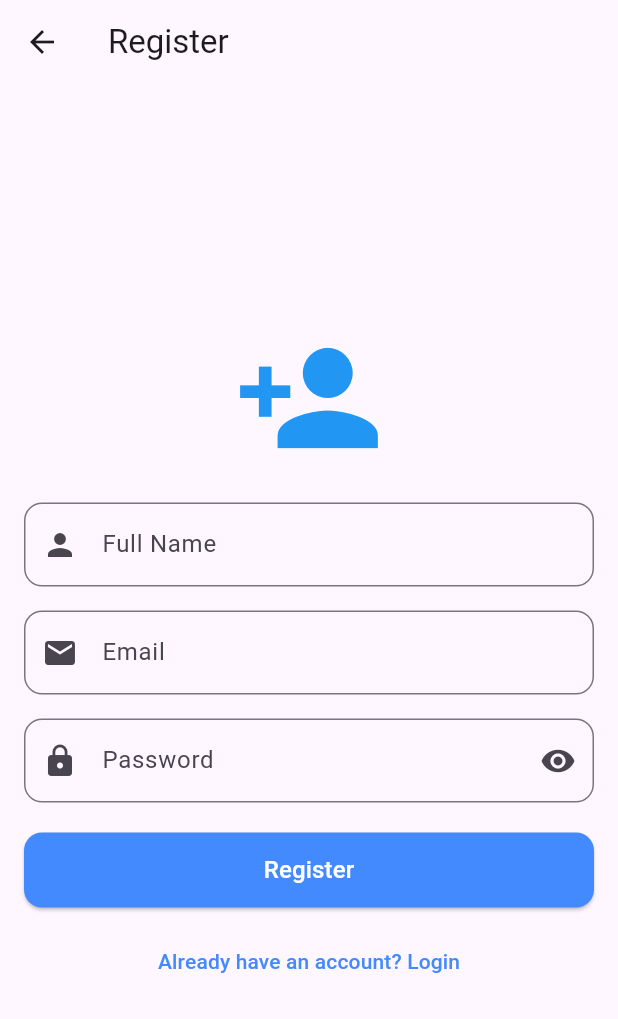
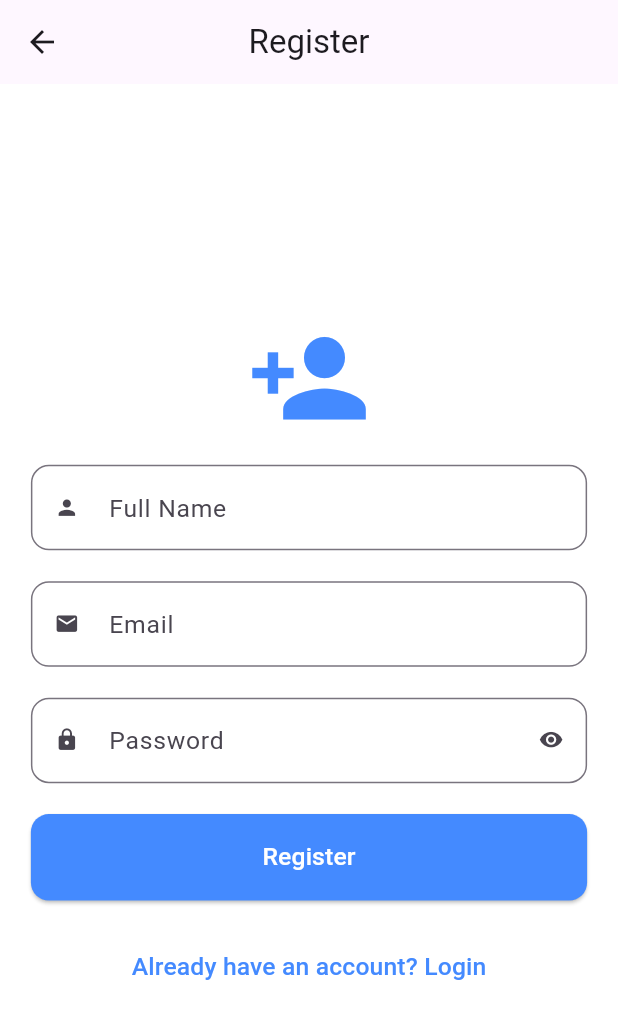
Before and after one commit to 07kamrul/OSM_demo, a Flutter app: the RegisterScreen screen opened directly, on a phone screen of 412 x 824 dp. Shown: the top 1019 px of the screen. Run offline on Flutter 3.47's test engine with Material 3 defaults, Android fonts, the phone set to English and light mode, and no system bars; our stand-ins replace bloc, equatable, flutter_bloc, flutter_map, geolocator, latlong2 and 1 more; accounts and stored records are empty.

```diff
--- a/lib/bloc/auth/auth_bloc.dart
+++ b/lib/bloc/auth/auth_bloc.dart
@@ -13,6 +13,16 @@ class AuthBloc extends Bloc<AuthEvent, AuthState> {
       emit(AuthLoading());
       try {
         final response = await authRepository.register(event.user);
+        var userInfo = response['user'];
+
+        final userId = userInfo['id'] ?? -1;
+        final email = userInfo['email'];
+
+        if (userId == -1) {
+          throw Exception("Invalid user ID received from the server.");
+        }
+
+        await UserStorage.saveUser(userId, email);
         emit(AuthSuccess(response['Message'] ?? 'User registered successfully!'));
       } catch (e) {
         emit(AuthFailure(error: e.toString()));
@@ -33,7 +43,6 @@ class AuthBloc extends Bloc<AuthEvent, AuthState> {
           throw Exception("Invalid user ID received from the server.");
         }
 
-        // Save user information to storage
         await UserStorage.saveUser(userId, email);
         emit(AuthSuccess(response['Message'] ?? 'Login successful!'));
       } catch (e) {
@@ -45,5 +54,6 @@ class AuthBloc extends Bloc<AuthEvent, AuthState> {
       await UserStorage.clearUser();
       emit(AuthInitial());
     });
+
   }
 }
--- a/lib/bloc/user_location/user_location_bloc.dart
+++ b/lib/bloc/user_location/user_location_bloc.dart
@@ -21,10 +21,10 @@ class UserLocationBloc extends Bloc<UserLocationEvent, UserLocationState> {
       }
     });
 
-    on<AddUserLocationEvent>((event, emit) async {
+    on<UpdateUserLocationEvent>((event, emit) async {
       emit(UserLocationLoading());
       try {
-        await userLocationRepository.addUserLocation(event.userLocation);
+        await userLocationRepository.updateUserLocation(event.userLocation);
         emit(UserLocationSuccess('User location added successfully!'));
       } catch (e) {
         emit(UserLocationError(e.toString()));
--- a/lib/screen/register_screen.dart
+++ b/lib/screen/register_screen.dart
@@ -19,41 +19,71 @@ class _RegisterScreenState extends State<RegisterScreen> {
 
   @override
   Widget build(BuildContext context) {
+    // Screen dimensions
+    final screenWidth = MediaQuery.of(context).size.width;
+    final screenHeight = MediaQuery.of(context).size.height;
+
+    // Responsive sizing
+    final iconSize = screenWidth * 0.2; // Icon size as 20% of screen width
+    final inputFieldHeight =
+        screenHeight * 0.07; // Input field height as 7% of screen height
+    final fontSize = screenWidth * 0.04; // Font size as 4% of screen width
+    final paddingValue = screenWidth * 0.05; // Padding as 5% of screen width
+
     return Scaffold(
-      appBar: AppBar(title: Text('Register')),
-      body: Padding(
-        padding: const EdgeInsets.all(16.0),
+      backgroundColor: Colors.white, // Set background to white
+      appBar: AppBar(
+        title: Text('Register'),
+        centerTitle: true,
+      ),
+      body: Center(
+        child: SingleChildScrollView(
+          keyboardDismissBehavior: ScrollViewKeyboardDismissBehavior.onDrag,
+          padding: EdgeInsets.symmetric(horizontal: paddingValue),
+          child: Container(
+            constraints: BoxConstraints(maxWidth: 400),
             child: Column(
               mainAxisAlignment: MainAxisAlignment.center,
               children: [
+                // Person Add Icon
                 Icon(
                   Icons.person_add,
-              color: Colors.blue,
-              size: 100.0,
+                  color: Colors.blueAccent,
+                  size: iconSize,
                 ),
-            SizedBox(height: 20),
+                SizedBox(height: screenHeight * 0.02),
+
                 // Name Input
                 TextField(
                   controller: nameController,
                   keyboardType: TextInputType.text,
                   decoration: InputDecoration(
                     labelText: 'Full Name',
-                border: OutlineInputBorder(borderRadius: BorderRadius.circular(12)),
-                prefixIcon: Icon(Icons.person),
+                    labelStyle: TextStyle(fontSize: fontSize),
+                    border: OutlineInputBorder(
+                      borderRadius: BorderRadius.circular(12),
                     ),
+                    prefixIcon: Icon(Icons.person, size: fontSize),
                   ),
-            SizedBox(height: 16),
+                  style: TextStyle(fontSize: fontSize),
+                ),
+                SizedBox(height: paddingValue),
+
                 // Email Input
                 TextField(
                   controller: emailController,
                   keyboardType: TextInputType.emailAddress,
                   decoration: InputDecoration(
                     labelText: 'Email',
-                border: OutlineInputBorder(borderRadius: BorderRadius.circular(12)),
-                prefixIcon: Icon(Icons.email),
+                    labelStyle: TextStyle(fontSize: fontSize),
+                    border: OutlineInputBorder(
+                      borderRadius: BorderRadius.circular(12),
                     ),
+                    prefixIcon: Icon(Icons.email, size: fontSize),
                   ),
-            SizedBox(height: 16),
+                  style: TextStyle(fontSize: fontSize),
+                ),
+                SizedBox(height: paddingValue),
 
                 // Password Input
                 TextField(
@@ -61,10 +91,16 @@ class _RegisterScreenState extends State<RegisterScreen> {
                   obscureText: _obscureText,
                   decoration: InputDecoration(
                     labelText: 'Password',
-              border: OutlineInputBorder(borderRadius: BorderRadius.circular(12)),
-              prefixIcon: const Icon(Icons.lock),
+                    labelStyle: TextStyle(fontSize: fontSize),
+                    border: OutlineInputBorder(
+                      borderRadius: BorderRadius.circular(12),
+                    ),
+                    prefixIcon: Icon(Icons.lock, size: fontSize),
                     suffixIcon: IconButton(
-                icon: Icon(_obscureText ? Icons.visibility : Icons.visibility_off),
+                      icon: Icon(
+                        _obscureText ? Icons.visibility : Icons.visibility_off,
+                        size: fontSize,
+                      ),
                       onPressed: () {
                         setState(() {
                           _obscureText = !_obscureText;
@@ -72,8 +108,9 @@ class _RegisterScreenState extends State<RegisterScreen> {
                       },
                     ),
                   ),
+                  style: TextStyle(fontSize: fontSize),
                 ),
-            SizedBox(height: 20),
+                SizedBox(height: paddingValue),
 
                 // Register Button with BlocConsumer
                 BlocConsumer<AuthBloc, AuthState>(
@@ -85,8 +122,6 @@ class _RegisterScreenState extends State<RegisterScreen> {
                           backgroundColor: Colors.green,
                         ),
                       );
-
-                  // ✅ Check if widget is still mounted before navigating
                       Future.delayed(Duration(seconds: 2), () {
                         if (mounted) {
                           Navigator.pushReplacement(
@@ -110,7 +145,6 @@ class _RegisterScreenState extends State<RegisterScreen> {
                         String name = nameController.text.trim();
                         String email = emailController.text.trim();
                         String password = passwordController.text.trim();
-
                         if (email.isEmpty || password.isEmpty) {
                           ScaffoldMessenger.of(context).showSnackBar(
                             SnackBar(
@@ -120,32 +154,32 @@ class _RegisterScreenState extends State<RegisterScreen> {
                           );
                           return;
                         }
-
-                    // Create a User object without an `id`
                         final user = User(
                           id: 0,
                           name: name,
                           email: email,
                           password: password,
                         );
-
-                    // Dispatch the RegisterEvent with the User object
                         context.read<AuthBloc>().add(RegisterEvent(user));
                       },
                       style: ElevatedButton.styleFrom(
                         backgroundColor: Colors.blueAccent,
                         foregroundColor: Colors.white,
-                    minimumSize: Size(double.infinity, 50),
-                    shape: RoundedRectangleBorder(borderRadius: BorderRadius.circular(12)),
+                        minimumSize: Size(double.infinity, inputFieldHeight),
+                        shape: RoundedRectangleBorder(
+                          borderRadius: BorderRadius.circular(12),
+                        ),
                       ),
                       child: state is AuthLoading
                           ? CircularProgressIndicator(color: Colors.white)
-                      : Text("Register", style: TextStyle(fontSize: 16)),
+                          : Text(
+                              "Register",
+                              style: TextStyle(fontSize: fontSize),
+                            ),
                     );
                   },
                 ),
-
-            SizedBox(height: 12),
+                SizedBox(height: paddingValue),
 
                 // Already have an account? Login
                 TextButton(
@@ -155,9 +189,17 @@ class _RegisterScreenState extends State<RegisterScreen> {
                       MaterialPageRoute(builder: (_) => AuthScreen()),
                     );
                   },
-              child: Text("Already have an account? Login", style: TextStyle(color: Colors.blueAccent)),
+                  child: Text(
+                    "Already have an account? Login",
+                    style: TextStyle(
+                      color: Colors.blueAccent,
+                      fontSize: fontSize,
+                    ),
+                  ),
                 ),
               ],
+            ),
+          ),
         ),
       ),
     );
```
Lines whose indentation alone changed are shown as unchanged.
